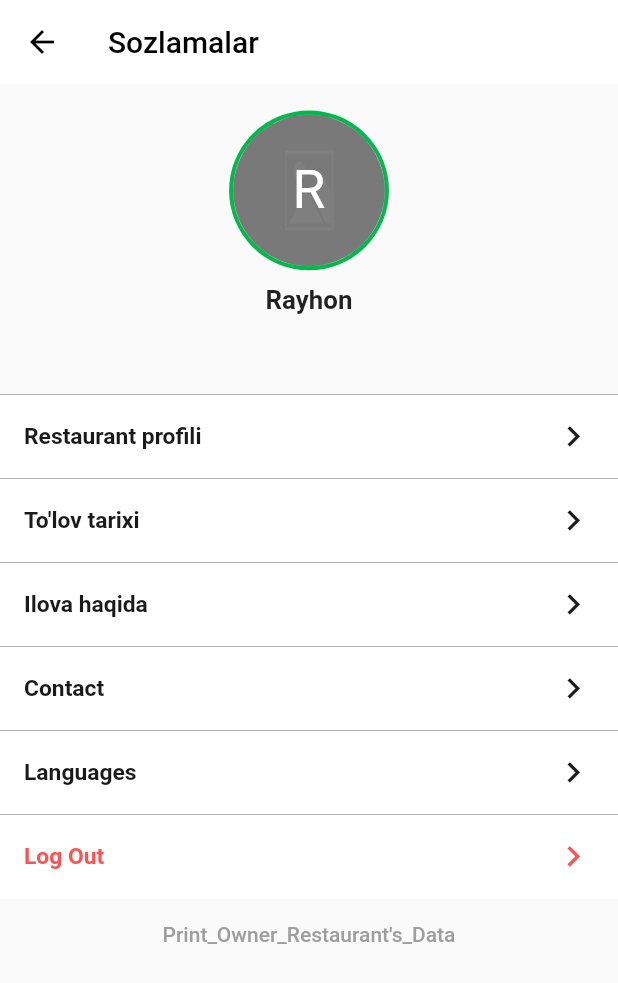
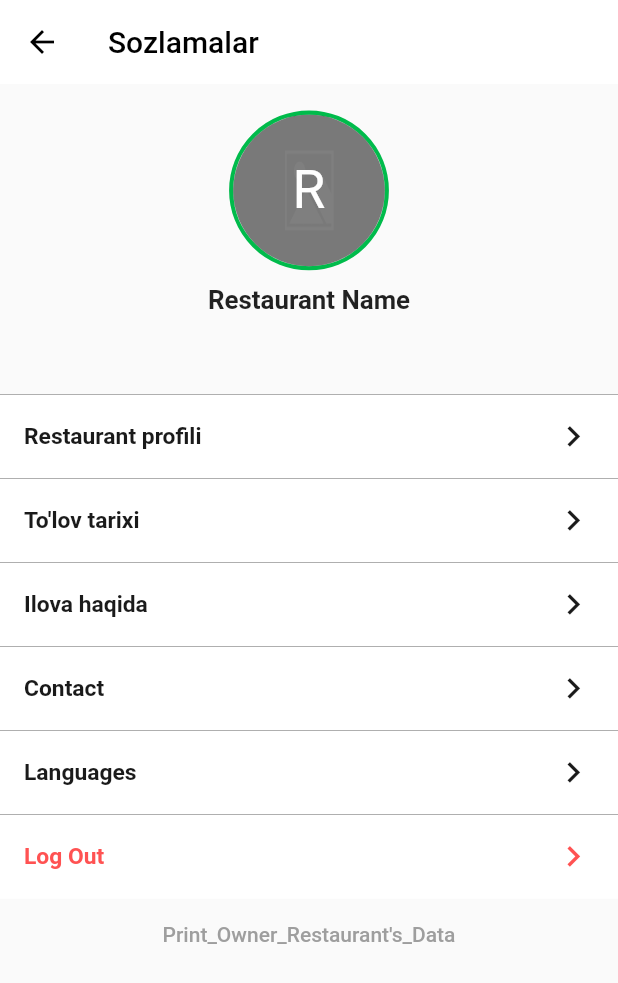
Before and after one commit to Jura0806/inadvance, a Flutter app: the OwnerSettingScreen screen opened by its route, on a phone screen of 412 x 824 dp. Shown: the top 983 px of the screen. Run offline on Flutter 3.47's test engine with Material 2 defaults, Android fonts, the phone set to English and light mode, and no system bars; our stand-ins replace cached_network_image, flutter_screenutil, flutter_svg, hive, hive_flutter, image_picker; missing offline and left inert: yandex_mapkit; accounts and stored records are empty; statements that could not run were skipped.

Commit message:
owner profile bug fixed

```diff
--- a/lib/models/restaurant_profile_model.dart
+++ b/lib/models/restaurant_profile_model.dart
@@ -3,7 +3,8 @@ import 'dart:convert';
 
 class RestaurantProfileModel {
   // final int userId;
-  String imagePath;
+  String? imagePath;
+  String? logoPath;
   String name;
   String phone;
   String mapLn;
@@ -11,10 +12,10 @@ class RestaurantProfileModel {
   String openTime;
   String closeTime;
   String bankNumber;
-  String logo;
+  String? logo;
   RestaurantProfileModel({
     // this.userId,
-    required this.imagePath,
+    this.imagePath,
     required this.name,
     required this.phone,
     required this.mapLn,
@@ -22,7 +23,7 @@ class RestaurantProfileModel {
     required this.openTime,
     required this.closeTime,
     required this.bankNumber,
-    required this.logo
+    this.logo
   });
 
   factory RestaurantProfileModel.fromJson(Map<String, dynamic> json) =>
--- a/lib/models/sign_in_model.dart
+++ b/lib/models/sign_in_model.dart
@@ -2,17 +2,17 @@ class SignIn {
   late String login;
   late String password;
   String? token;
-  int? id;
+  String? id;
 
   SignIn({required this.login, required this.password, this.token, this.id});
 
-  SignIn.formJson(Map<String, dynamic> json)
+  SignIn.formJson(Map<dynamic, dynamic> json)
       : login = json["login"],
         password = json["password"],
         token = json["token"],
         id = json["id"];
 
-  Map<String, dynamic> toJson() => {
+  Map<dynamic, dynamic> toJson() => {
         "login": login,
         "password": password,
         "token": token,
--- a/lib/pages/restaurant_owner_screens/owner_draw_scheme.dart
+++ b/lib/pages/restaurant_owner_screens/owner_draw_scheme.dart
@@ -43,9 +43,6 @@ class _DrawSchemeState extends State<DrawScheme> {
           floor: floorValue,
           index: _countTableController.text.toString().trim());
 
-      setState(() {
-        isLoading = true;
-      });
       var response = await OwnerNetwork.ownersTable(
           OwnerNetwork.Api_Restaurant_Table,
           OwnerNetwork.paramsOwnerTable(tableData));
@@ -188,6 +185,7 @@ class _DrawSchemeState extends State<DrawScheme> {
                   ? InkWell(
                       onTap: () {
                         widget.id == null ? _createTables() : _updateTable();
+                        isLoading? Navigator.of(context).pop(): SizedBox.shrink();
                       },
                       child: Container(
                         height: 45.h,
--- a/lib/pages/restaurant_owner_screens/owner_setting_screen.dart
+++ b/lib/pages/restaurant_owner_screens/owner_setting_screen.dart
@@ -27,6 +27,11 @@ class OwnerSettingScreen extends StatefulWidget {
 class _OwnerSettingScreenState extends State<OwnerSettingScreen> {
   // CreateProfile createProfile = new CreateProfile();
   Map<String, dynamic> profile ={
+    "data": {
+
+      "name": "Restaurant Name",
+
+    }
   };
   void _iosDialog() {
     showDialog(
@@ -102,22 +107,22 @@ class _OwnerSettingScreenState extends State<OwnerSettingScreen> {
         });
   }
 
-  // Future getProfile() async {
-  //   var response =
-  //   await OwnerNetwork.ownerProfileGet(OwnerNetwork.Api_Restaurant_Profile);
-  //
-  //   if (jsonDecode(response)["data"] != null) {
-  //     setState(() {
-  //       profile = jsonDecode(response)["data"];
-  //     });
-  //   }
-  // }
-  // @override
-  // void initState() {
-  //   // TODO: implement initState
-  //   super.initState();
-  //   getProfile();
-  // }
+  Future getProfile() async {
+    var response =
+    await OwnerNetwork.ownerProfileGet(OwnerNetwork.Api_Restaurant_Profile);
+
+    if (jsonDecode(response)["data"] != null) {
+      setState(() {
+        profile = jsonDecode(response);
+      });
+    }
+  }
+  @override
+  void initState() {
+    // TODO: implement initState
+    super.initState();
+    getProfile();
+  }
   @override
   Widget build(BuildContext context) {
     return Scaffold(
@@ -138,16 +143,16 @@ class _OwnerSettingScreenState extends State<OwnerSettingScreen> {
                   width: 105.w,
                   decoration: BoxDecoration(
                     image:
-                    // Hive.box("Restaurant_id").isEmpty
-                    //     ?
+                    Hive.box("Restaurant_id").isEmpty
+                        ?
                     DecorationImage(
                             image:
                                 AssetImage("assets/images/default_image.png"),
+                            fit: BoxFit.fill)
+                        : DecorationImage(
+                            image:
+                                NetworkImage("https://in-advance.bingo99.uz${profile["data"]["logo_path"]}"),
                             fit: BoxFit.fill),
-                        // : DecorationImage(
-                        //     image:
-                        //         NetworkImage("https://in-advance.bingo99.uz${profile["data"]["logo_path"]}"),
-                        //     fit: BoxFit.fill),
                     color: Colors.grey,
                     shape: BoxShape.circle,
                     border:
@@ -167,7 +172,7 @@ class _OwnerSettingScreenState extends State<OwnerSettingScreen> {
                     ),
                     child: Center(
                       child: Text(
-                        "Rayhon"[0],
+                         profile["data"]["name"][0]??"R",
                         style: TextStyle(
                             color: MainColors.whiteColor, fontSize: 35.sp),
                       ),
@@ -178,7 +183,7 @@ class _OwnerSettingScreenState extends State<OwnerSettingScreen> {
                   height: 10,
                 ),
                 Text(
-                  "Rayhon",
+                  profile["data"]["name"]??"Restaurant's Name",
                   style:
                       TextStyle(fontWeight: FontWeight.w600, fontSize: 17.sp),
                 ),
@@ -224,10 +229,12 @@ class _OwnerSettingScreenState extends State<OwnerSettingScreen> {
               },
               child: settingInfos(nameInfo: "Log Out")),
           TextButton(
-              onPressed: () {
+              onPressed: ()  {
                 var restaurantData = HiveSignIn().loadOwner();
-                print("Restoran id => ${restaurantData.id}");
-                print("token => ${restaurantData.token}");
+              // print("Restoran id => ${restaurantData.id}");
+              //  print("token => ${restaurantData.token}");
+                print("login => ${restaurantData.login}");
+
               },
               child: Text("Print_Owner_Restaurant's_Data")),
           const Spacer(
--- a/lib/services/network_owner_http.dart
+++ b/lib/services/network_owner_http.dart
@@ -90,7 +90,7 @@ class OwnerNetwork {
       String api, Map<String, dynamic> params) async {
     try {
       var uri = Uri.parse(
-          "https://in-advance.bingo99.uz/api/owner/restaurant/${HiveSignIn().loadOwner().id}");
+          "https://in-advance.bingo99.uz/api/owner/restaurant/${HiveSignIn().loadOwner().id??HiveRestId().loadId()}");
       var requests = http.MultipartRequest("POST", uri);
       requests.headers.addAll(headersWithToken);
       requests.files.add(await http.MultipartFile.fromPath(
@@ -127,7 +127,7 @@ class OwnerNetwork {
   static Future<String> ownerProfileGet(String api) async {
     try {
       var uri = Uri.parse(
-          "https://in-advance.bingo99.uz/api/owner/restaurant/${HiveSignIn().loadOwner().id}");
+          "https://in-advance.bingo99.uz/api/owner/restaurant/${HiveSignIn().loadOwner().id??HiveRestId().loadId()}");
       var response = await get(uri, headers: headersWithToken);
       if (response.statusCode == 200 || response.statusCode == 201) {
         return response.body;
```
Also changed, not shown: lib/pages/register_pages/registers_restaurant_and_user/restaurant_owner_sign_in_page.dart (+5 -5 lines), lib/pages/register_pages/registers_restaurant_and_user/restaurant_owner_sign_up_page.dart (+7 -6 lines), lib/pages/restaurant_owner_screens/owner_table_screen.dart (+13 -4 lines), lib/pages/restaurant_owner_screens/restaurant_profile_page.dart (+20 -25 lines), lib/pages/simple_user_screens/user_profile_page.dart (+44 -21 lines), lib/pages/simple_user_screens/user_setting_screen.dart (+45 -10 lines), 3 other files.
